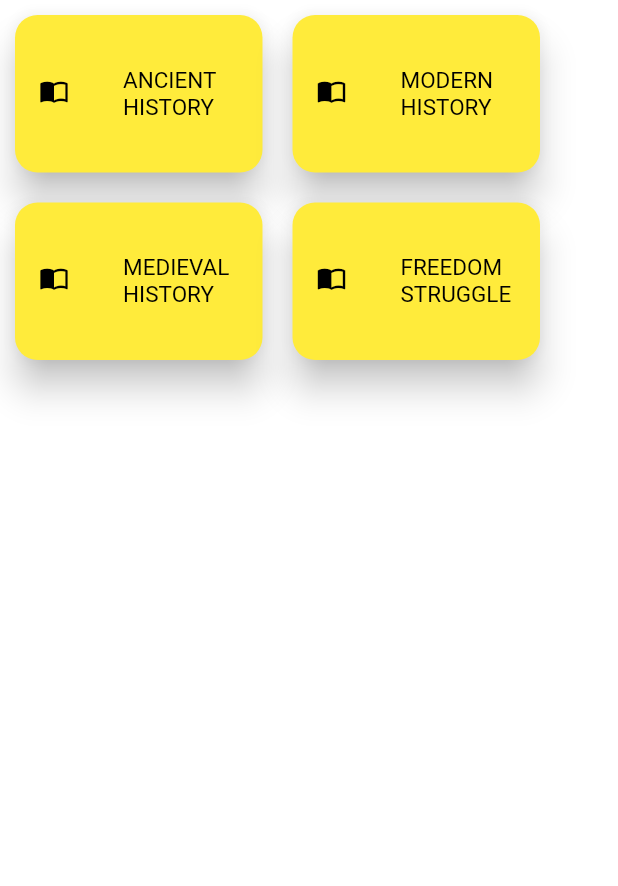
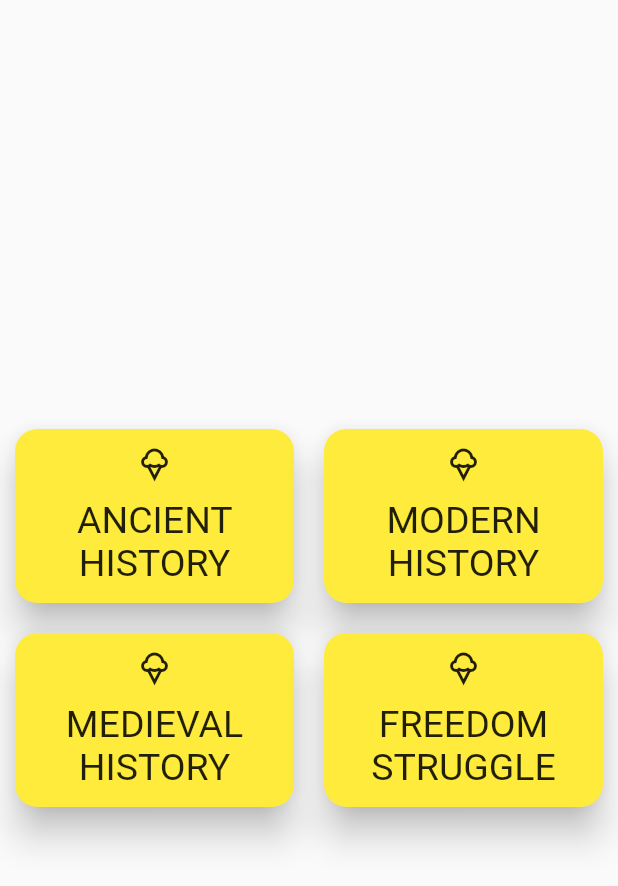
Before and after one commit to iampr333/aryavarta, a Flutter app: the screen it shows after launch, on a phone screen of 412 x 824 dp. Shown: the top 886 px of the screen. Run offline on Flutter 3.47's test engine with Material 2 defaults, Android fonts, the phone set to English and light mode, and no system bars.

Commit message:
card in center but changes needed

```diff
--- a/lib/Screens/card_home_screen.dart
+++ b/lib/Screens/card_home_screen.dart
@@ -1,37 +1,57 @@
 import 'package:aryavarta/card_container_style.dart';
 import 'package:flutter/cupertino.dart';
 import 'package:flutter/material.dart';
-import 'package:aryavarta/Constant.dart';
 
 class CardHomeScreen extends StatelessWidget {
   @override
   Widget build(BuildContext context) {
-    return Container(
-      color: Colors.white,
-      child: SafeArea(
+    return Scaffold(
+      body: SafeArea(
         child: Row(
           children: [
-            Column(
-              crossAxisAlignment: CrossAxisAlignment.start,
+            Flexible(
+              child: Column(
                 children: [
+                  const Expanded(
+                    child: SizedBox(
+                      height: 25,
+                    ),
+                  ),
                   CardContainer(
                     'ANCIENT HISTORY',
                   ),
                   CardContainer(
                     'MEDIEVAL HISTORY',
                   ),
+                  const Expanded(
+                    child: SizedBox(
+                      height: 25,
+                    ),
+                  ),
                 ],
               ),
-            Column(
-              crossAxisAlignment: CrossAxisAlignment.start,
+            ),
+            Flexible(
+              child: Column(
                 children: [
+                  const Expanded(
+                    child: SizedBox(
+                      height: 25,
+                    ),
+                  ),
                   CardContainer(
                     'MODERN HISTORY',
                   ),
                   CardContainer(
                     'FREEDOM STRUGGLE',
                   ),
+                  const Expanded(
+                    child: SizedBox(
+                      height: 25,
+                    ),
+                  ),
                 ],
+              ),
             ),
           ],
         ),
--- a/lib/card_container_style.dart
+++ b/lib/card_container_style.dart
@@ -1,14 +1,14 @@
+import 'package:flutter/cupertino.dart';
 import 'package:flutter/material.dart';
 
 class CardContainer extends StatelessWidget {
   String cardTitle;
+
   CardContainer(this.cardTitle);
 
   @override
   Widget build(BuildContext context) {
-    return Container(
-      height: 125,
-      width: 185,
+    return SizedBox(
       child: Card(
         margin: EdgeInsets.all(10),
         shape: RoundedRectangleBorder(
@@ -16,20 +16,22 @@ class CardContainer extends StatelessWidget {
         ),
         elevation: 10,
         color: Colors.yellow,
-        child: Center(
-          child: ListTile(
-            leading: const Icon(
-              Icons.import_contacts,
-              size: 20,
-            ),
-            title: Text(
-              cardTitle,
-              style: const TextStyle(
-                fontSize: 15,
-                color: Colors.black,
+        child: Padding(
+          padding: const EdgeInsets.all(12.0),
+          child: Column(
+            children: [
+              const Icon(Icons.icecream_outlined),
+              SizedBox(
+                height: 10,
               ),
-            ),
-            iconColor: Colors.black,
+              Text(
+                cardTitle,
+                textAlign: TextAlign.center,
+                style: const TextStyle(
+                  fontSize: 25,
+                ),
+              ),
+            ],
           ),
         ),
       ),
```
Lines whose indentation alone changed are shown as unchanged.
